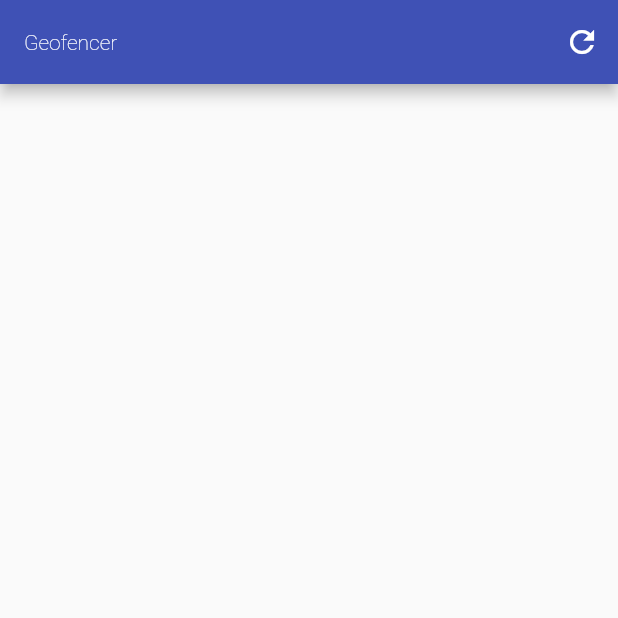
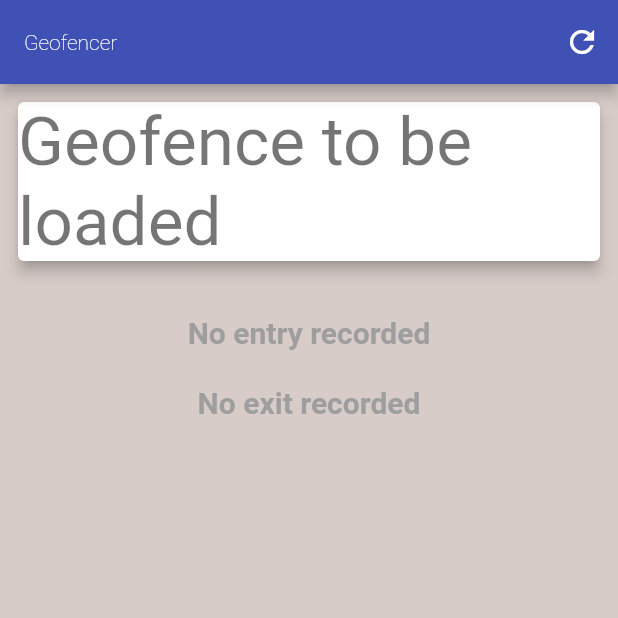
Before and after one commit to malengatiger/health_app_repo, a Flutter app: the screen it shows after launch, after a tap on the "refresh" icon, on a phone screen of 412 x 824 dp, the top half of it. Run offline on Flutter 3.47's test engine with Material 2 defaults, Android fonts, the phone set to English and light mode, and no system bars; our stand-ins replace flutter_local_notifications, geolocator; missing offline and left inert: flutter_geofence.

Commit message:
refactored ui 🍊

```diff
--- a/lib/geofence_page.dart
+++ b/lib/geofence_page.dart
@@ -1,6 +1,8 @@
+import 'package:flutter/cupertino.dart';
 import 'package:flutter/material.dart';
 import 'package:flutter_geofence/Geolocation.dart';
 import 'package:flutter_geofence/geofence.dart';
+import 'package:geolocator/geolocator.dart';
 import 'package:health_app_repo/geofencer.dart';
 
 class GeofencePage extends StatefulWidget {
@@ -29,15 +31,18 @@ class _GeofencePageState extends State<GeofencePage>
   }
 
   void _listen() {
-    debugPrint('$mm ..... _listen: 🍐 🍐 🍐 listenToBackgroundLocation ....');
+    debugPrint(
+        '$mm ..... _listen: 🍐 🍐 🍐 listenToBackgroundLocation ....  🍐 ');
     _geofencer.listenToBackgroundLocation(this);
   }
 
+  Position _position;
   void _startFences() async {
-    debugPrint('$mm ..... startFences will happen soon ....');
-    var result = await _geofencer.buildGeofences(this);
+    debugPrint('$mm ..... buildGeofence will be called  ....');
+    _position = await _geofencer.buildGeofence(this);
     debugPrint(
-        '$mm ..... startFences: 🍎 result from buildGeofences: $result 🍎');
+        '$mm ..... startFences: 🍎 position from buildGeofence: ${_position.latitude} ${_position.longitude} 🍎');
+    setState(() {});
   }
 
   @override
@@ -57,24 +62,161 @@ class _GeofencePageState extends State<GeofencePage>
               })
         ],
       ),
+      backgroundColor: Colors.brown[100],
+      body: Stack(
+        children: [
+          Column(
+            children: [
+              Padding(
+                padding: const EdgeInsets.all(8.0),
+                child: Card(
+                  elevation: 4,
+                  child: _position == null
+                      ? Text('Geofence to be loaded',
+                          style: Theme.of(context).textTheme.headline3)
+                      : Padding(
+                          padding: const EdgeInsets.all(8.0),
+                          child: Column(
+                            children: [
+                              SizedBox(
+                                height: 24,
+                              ),
+                              Text(
+                                'Geofence Location',
+                                style: Theme.of(context).textTheme.headline6,
+                              ),
+                              SizedBox(
+                                height: 12,
+                              ),
+                              Column(
+                                children: [
+                                  Row(
+                                    mainAxisAlignment: MainAxisAlignment.center,
+                                    children: [
+                                      Text('Latitude'),
+                                      SizedBox(
+                                        width: 8,
+                                      ),
+                                      Text(
+                                        '${_position.latitude}',
+                                        style: TextStyle(
+                                            fontWeight: FontWeight.w900,
+                                            color:
+                                                Theme.of(context).accentColor),
+                                      ),
+                                    ],
+                                  ),
+                                  SizedBox(
+                                    height: 8,
+                                  ),
+                                  Row(
+                                    mainAxisAlignment: MainAxisAlignment.center,
+                                    children: [
+                                      Text('Longitude'),
+                                      SizedBox(
+                                        width: 8,
+                                      ),
+                                      Text(
+                                        '${_position.longitude}',
+                                        style: TextStyle(
+                                            fontWeight: FontWeight.w900,
+                                            color:
+                                                Theme.of(context).primaryColor),
+                                      ),
+                                    ],
+                                  ),
+                                  SizedBox(
+                                    height: 24,
+                                  ),
+                                ],
+                              ),
+                            ],
+                          ),
+                        ),
+                ),
+              ),
+              SizedBox(
+                height: 24,
+              ),
+              enteredLocation == null
+                  ? Container(
+                      child: Text(
+                        'No entry recorded',
+                        style: TextStyle(
+                            color: Colors.grey,
+                            fontWeight: FontWeight.bold,
+                            fontSize: 20),
+                      ),
+                    )
+                  : Card(
+                      color: Colors.teal[700],
+                      child: Padding(
+                        padding: const EdgeInsets.all(8.0),
+                        child: Text(
+                          'Entered Geofence',
+                          style: TextStyle(color: Colors.white),
+                        ),
+                      ),
+                    ),
+              SizedBox(
+                height: 24,
+              ),
+              exitedLocation == null
+                  ? Container(
+                      child: Text(
+                        'No exit recorded',
+                        style: TextStyle(
+                            color: Colors.grey,
+                            fontWeight: FontWeight.bold,
+                            fontSize: 20),
+                      ),
+                    )
+                  : Card(
+                      color: Colors.pink,
+                      child: Padding(
+                        padding: const EdgeInsets.all(8.0),
+                        child: Text(
+                          'Exited Geofence',
+                          style: TextStyle(color: Colors.white),
+                        ),
+                      ),
+                    ),
+            ],
+          )
+        ],
+      ),
     );
   }
+
+  Geolocation enteredLocation, exitedLocation;
+  Coordinate backgroundLocation;
 
   @override
   onGeofenceEntry(Geolocation geolocation) {
     debugPrint(
         '$mm onGeofenceEntry: geoLocation at ENTRY: 🔵  lat: ${geolocation.latitude} 🔵 lng: ${geolocation.longitude} 💚 💚 💚');
+    setState(() {
+      enteredLocation = geolocation;
+      exitedLocation = null;
+    });
   }
 
   @override
   onGeofenceExit(Geolocation geolocation) {
     debugPrint(
         '$mm onGeofenceExit: geoLocation at EXIT:  🔵 lat: ${geolocation.latitude} 🔵 lng: ${geolocation.longitude} ❤️ ❤️ ❤️');
+    setState(() {
+      enteredLocation = null;
+      exitedLocation = geolocation;
+    });
   }
 
   @override
   onBackgroundLocation(Coordinate coordinate) {
     debugPrint(
         '$mm onBackgroundLocation: coordinates: 🥦 lat: ${coordinate.latitude} 🥦 lng: ${coordinate.longitude} 🥦 ');
+    setState(() {
+      backgroundLocation = coordinate;
+    });
   }
 }
--- a/lib/geofencer.dart
+++ b/lib/geofencer.dart
@@ -21,7 +21,7 @@ class Geofencer {
 
   static final Geofencer instance = Geofencer._privateConstructor();
 
-  Future buildGeofences(GeofencerListener listener) async {
+  Future<Position> buildGeofence(GeofencerListener listener) async {
     debugPrint('$mm will be building geofences: requesting permission ...');
     Geofence.requestPermissions();
     var pos = await getCurrentPosition();
@@ -30,6 +30,7 @@ class Geofencer {
         longitude: pos.longitude,
         radius: 200,
         id: 'myLocation');
+
     await Geofence.addGeolocation(location, GeolocationEvent.entry)
         .then((onValue) {
       //scheduleNotification("Georegion added", "Your geofence has been added!");
@@ -61,7 +62,9 @@ class Geofencer {
       listener.onGeofenceEntry(exit);
     });
 
-    return '✅ ✅ Geofence has been added for both enter and exit ✅ ✅ listeners set up 🔺🔺🔺';
+    debugPrint(
+        '✅ ✅ Geofence has been added for both enter and exit ✅ ✅ listeners set up 🔺🔺🔺');
+    return pos;
   }
 
   void listenToBackgroundLocation(GeofencerListener listener) {
--- a/lib/main.dart
+++ b/lib/main.dart
@@ -3,7 +3,12 @@ import 'package:flutter_local_notifications/flutter_local_notifications.dart';
 
 import 'geofence_page.dart';
 
+final FlutterLocalNotificationsPlugin flutterLocalNotificationsPlugin =
+    FlutterLocalNotificationsPlugin();
+
 void main() async {
+  WidgetsFlutterBinding.ensureInitialized();
+
   runApp(MyApp());
 
   debugPrint('$mm App main: FlutterLocalNotificationsPlugin initializing ...');
@@ -43,14 +48,14 @@ class MyApp extends StatelessWidget {
   }
 }
 
-Future onDidReceiveLocalNotification(
-    int id, String title, String body, String payload) {
+Future<String> onDidReceiveLocalNotification(
+    int id, String title, String body, String payload) async {
   debugPrint(
       '$mm onDidReceiveLocalNotification:🍏 title: $title 🍏 payload: $payload 🍏 body: $body ');
-  return null;
+  return payload;
 }
 
-Future selectNotification(String payload) {
+Future selectNotification(String payload) async {
   debugPrint('$mm selectNotification: 🍏 payload: $payload');
   return null;
 }
```
Also changed, not shown: 1 other file.
